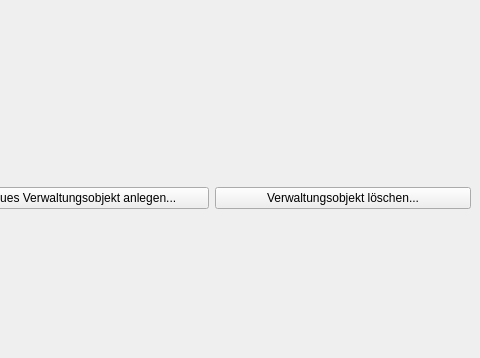
The window that mainwindow.ui (ealkenbrecher/ETVManager) describes before a commit, drawn with Qt 5; both pictures show x 320 to 800 and y 0 to 358 of the 800 by 600 pixel window.
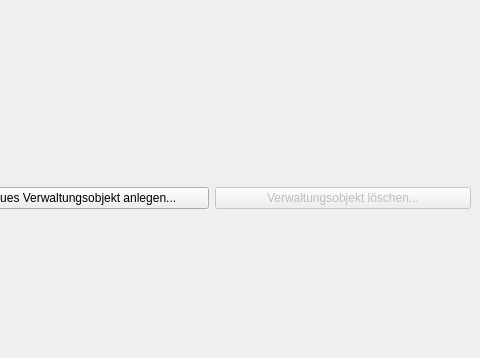
The same window after the commit.

The edit to the form file:
```diff
--- a/mainwindow.ui
+++ b/mainwindow.ui
@@ -63,6 +63,9 @@
     </item>
     <item row="0" column="2">
      <widget class="QPushButton" name="deleteProperty">
+      <property name="enabled">
+       <bool>false</bool>
+      </property>
       <property name="baseSize">
        <size>
         <width>0</width>
```
